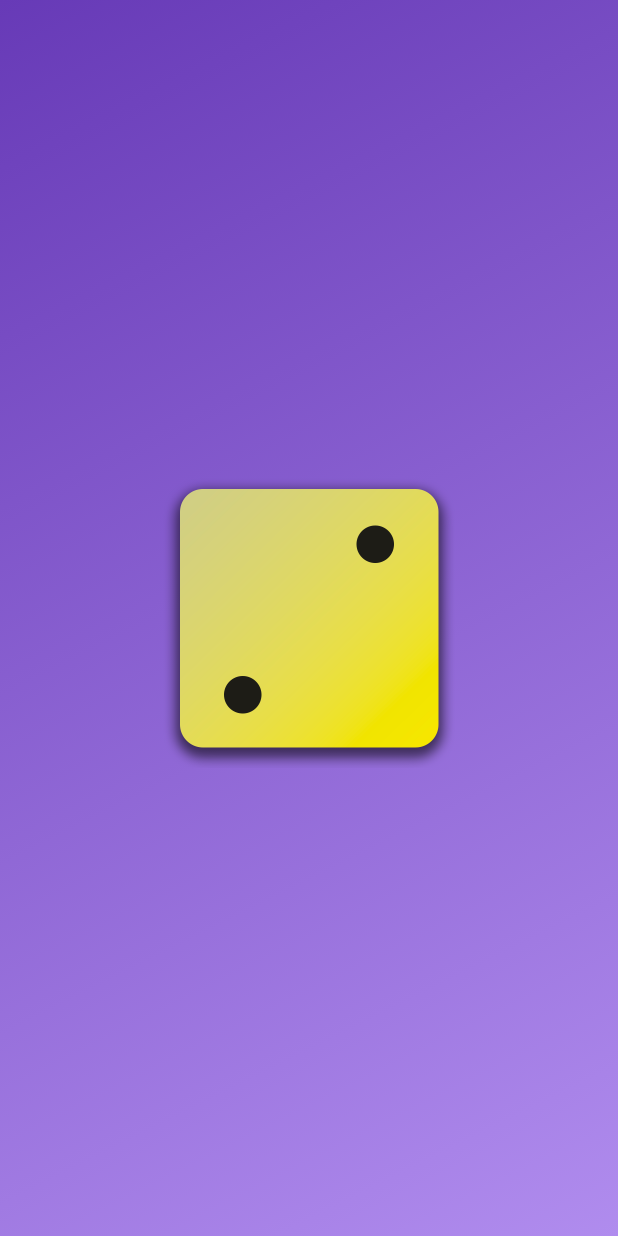
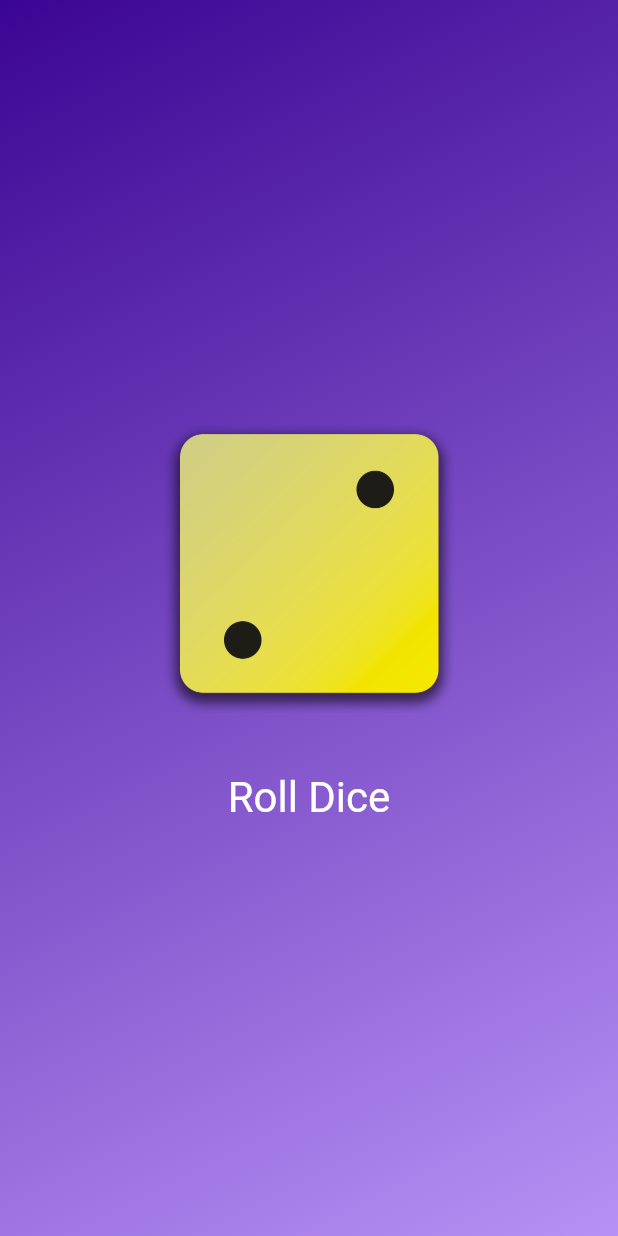
Before and after one commit to KristaBalling/firstFlutterApp, a Flutter app: the screen it shows after launch, on a phone screen of 412 x 824 dp. Run offline on Flutter 3.47's test engine with Material 3 defaults, Android fonts, the phone set to English and light mode, and no system bars.

```diff
--- /dev/null
+++ b/lib/dice_roller.dart
@@ -0,0 +1,5 @@
+import 'package:flutter/material.dart';
+
+class DiceRoller extends StatefulWidget{
+
+}
--- a/lib/gradient_container.dart
+++ b/lib/gradient_container.dart
@@ -6,19 +6,24 @@ const startAlignment = Alignment.topLeft;
 const endAlignment = Alignment.bottomRight;
 
 class GradientContainer extends StatelessWidget {
-  const GradientContainer (this.color1, this.color2, {super.key});
+   GradientContainer(this.color1, this.color2, {super.key});
+
+GradientContainer.purple({super.key})
+   : color1 = Colors.deepPurple,
+     color2 = Colors.indigo;
 
   final Color color1;
   final Color color2;
+  var activeDiceImage = 'assets/images/dice-2.png';
 
-
+  void rollDice() {
+      activeDiceImage = 'assets/images/dice-4.png';
+      print('Changing image...');
+  }
 
   @override
   Widget build(context) {
-    var image2 = Image.asset(
-        'assets/images/dice-2.png',
-         width: 200);
-    var container = Container(
+    return Container(
       decoration: BoxDecoration(
         gradient: LinearGradient(
           colors: [color1, color2],
@@ -26,10 +31,29 @@ class GradientContainer extends StatelessWidget {
           end: endAlignment,
         ),
       ),
-    child:  Center(
-      child: image2,
+      child: Center(
+        child: Column(
+          mainAxisSize: MainAxisSize.min,
+          children: [
+            Image.asset(
+              activeDiceImage,
+              width: 200
+            ),
+         const SizedBox(height: 20),
+          TextButton(
+            onPressed: rollDice,
+            style: TextButton.styleFrom(
+              padding: const EdgeInsets.only(top: 20),
+               foregroundColor: Colors.white,
+            textStyle: const TextStyle(fontSize: 28,
+            ),
+          ),
+          child: const Text('Roll Dice'),
+          ),
+          ],
+        ),
       ),
     );
-    return container;
+
   }
 }
--- a/lib/main.dart
+++ b/lib/main.dart
@@ -5,8 +5,9 @@ void main() {
   runApp(
     MaterialApp(
       home: Scaffold(
-       body: GradientContainer(Colors.deepPurple,
-       Color.fromARGB(255, 176, 140, 238)),
+       body: GradientContainer(
+        const Color.fromARGB(255, 59, 5, 147),
+      const Color.fromARGB(255, 183, 145, 245)),
       ),
     ),
  );
```
